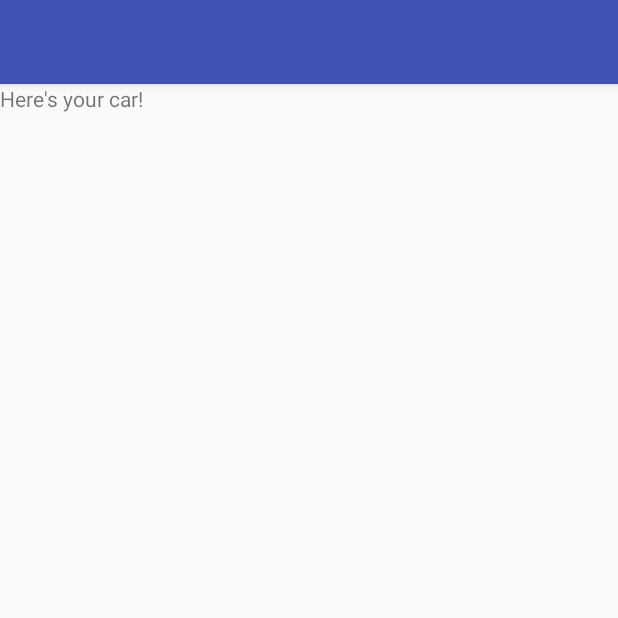
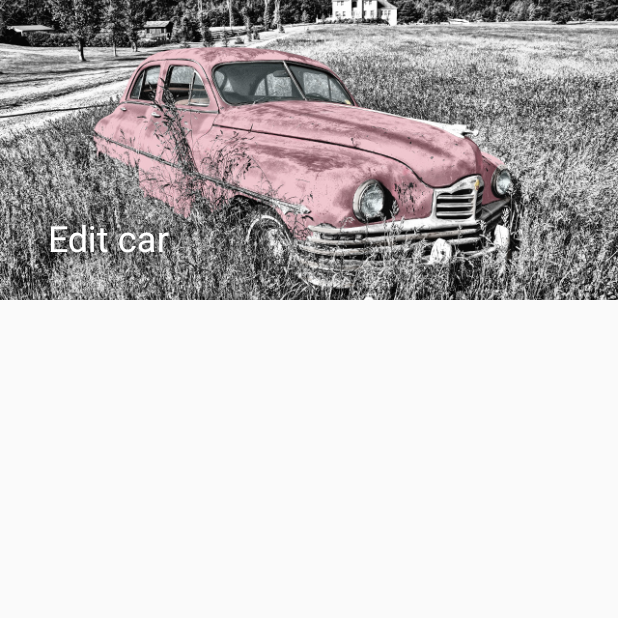
Before and after one commit to lohnn/find-my-car, an Android app: the EditCarActivity screen opened directly, with no data from a screen before it, on a phone screen of 412 x 824 dp, the top half of it. Run offline under Robolectric (Android 15) with nearby library versions, the phone set to English and light mode, and no system bars.

```diff
--- a/mobile/src/main/java/se/designcoach/findmycar/activity/EditCarActivity.kt
+++ b/mobile/src/main/java/se/designcoach/findmycar/activity/EditCarActivity.kt
@@ -2,6 +2,9 @@ package se.designcoach.findmycar.activity
 
 import android.os.Bundle
 import android.support.v7.app.AppCompatActivity
+import android.support.v7.widget.Toolbar
+import android.widget.ImageView
+import com.bumptech.glide.Glide
 import se.designcoach.findmycar.R
 
 /**
@@ -12,5 +15,14 @@ class EditCarActivity : AppCompatActivity() {
     override fun onCreate(savedInstanceState: Bundle?) {
         super.onCreate(savedInstanceState)
         setContentView(R.layout.activity_edit_car)
+
+        //Setup toolbar
+        setSupportActionBar(findViewById(R.id.toolbar) as Toolbar)
+        title = getString(R.string.title_activity_edit_car)
+        val carImageView = findViewById(R.id.imageView) as ImageView
+        Glide.with(applicationContext)
+                .load(R.drawable.oldtimer)
+                .centerCrop()
+                .into(carImageView)
     }
 }
--- a/mobile/src/main/res/layout/activity_edit_car.xml
+++ b/mobile/src/main/res/layout/activity_edit_car.xml
@@ -7,33 +7,48 @@
     <!-- AppBarLayout is a wrapper for a Toolbar in order to apply scrolling effects. -->
     <!-- Note that AppBarLayout expects to be the first child nested within a CoordinatorLayout -->
     <android.support.design.widget.AppBarLayout
-        android:id="@+id/appBar"
         android:layout_width="match_parent"
-        android:layout_height="wrap_content"
-        android:theme="@style/ThemeOverlay.AppCompat.ActionBar">
+        android:layout_height="wrap_content">
 
-        <!-- Toolbar is the actual app bar with text and the action items -->
-        <android.support.v7.widget.Toolbar
-            android:id="@+id/toolbar"
+        <android.support.design.widget.CollapsingToolbarLayout
+            android:id="@+id/carActions_collapsing_toolbar"
             android:layout_width="match_parent"
-            android:layout_height="?attr/actionBarSize"
-            android:background="?attr/colorPrimary"
-            app:layout_scrollFlags="scroll|enterAlways" />
+            android:layout_height="match_parent"
+            app:collapsedTitleTextAppearance="@style/CollapsedAppBar"
+            app:contentScrim="@android:color/holo_purple"
+            app:expandedTitleTextAppearance="@style/ExpandedAppBar"
+            app:layout_scrollFlags="scroll|exitUntilCollapsed">
+
+            <RelativeLayout
+                android:layout_width="match_parent"
+                android:layout_height="200dp"
+                app:layout_collapseMode="parallax"
+                app:layout_collapseParallaxMultiplier="0.7">
+
+                <ImageView
+                    android:id="@+id/imageView"
+                    android:layout_width="match_parent"
+                    android:layout_height="match_parent"
+                    android:layout_gravity="center_horizontal"
+                    android:contentDescription="@string/image_of_car"
+                    android:scaleType="fitStart" />
+            </RelativeLayout>
+
+            <android.support.v7.widget.Toolbar
+                android:id="@+id/toolbar"
+                android:layout_width="match_parent"
+                android:layout_height="?attr/actionBarSize"
+                app:layout_collapseMode="pin">
+
+            </android.support.v7.widget.Toolbar>
+        </android.support.design.widget.CollapsingToolbarLayout>
     </android.support.design.widget.AppBarLayout>
 
     <!-- FrameLayout can be used to insert fragments to display the content of the screen -->
     <!-- `app:layout_behavior` is set to a pre-defined behavior for scrolling -->
-    <FrameLayout
-        android:id="@+id/content"
+    <android.support.v4.widget.NestedScrollView
         android:layout_width="match_parent"
-        android:layout_height="match_parent"
+        android:layout_height="wrap_content"
         app:layout_behavior="@string/appbar_scrolling_view_behavior">
-
-        <TextView
-            android:id="@+id/textView"
-            android:layout_width="match_parent"
-            android:layout_height="75dp"
-            android:layout_gravity="left|top"
-            android:text="Here&apos;s your car!" />
-    </FrameLayout>
+    </android.support.v4.widget.NestedScrollView>
 </android.support.design.widget.CoordinatorLayout>
--- a/mobile/src/main/res/layout/fragment_car_actions.xml
+++ b/mobile/src/main/res/layout/fragment_car_actions.xml
@@ -4,7 +4,6 @@
     android:layout_width="match_parent"
     android:layout_height="match_parent"
     android:background="#66000000"
-    android:clickable="true"
     android:padding="20dp">
 
     <android.support.design.widget.AppBarLayout
@@ -27,6 +26,7 @@
                 app:layout_collapseParallaxMultiplier="0.7">
 
                 <ImageView
+                    android:contentDescription="@string/image_of_car"
                     android:id="@+id/imageView"
                     android:layout_width="match_parent"
                     android:layout_height="match_parent"
@@ -54,8 +54,7 @@
             android:layout_width="match_parent"
             android:layout_height="wrap_content"
             android:background="@android:color/white"
-            android:orientation="vertical"
-            app:layout_behavior="@string/appbar_scrolling_view_behavior">
+            android:orientation="vertical">
 
             <android.support.v7.widget.RecyclerView
                 android:id="@+id/recyclerView"
--- a/mobile/src/main/res/values/strings.xml
+++ b/mobile/src/main/res/values/strings.xml
@@ -6,4 +6,5 @@
     <string name="carActions_find">Find my car</string>
     <string name="placeholder" translatable="false">Placeholder</string>
     <string name="title_activity_edit_car">Edit car</string>
+    <string name="image_of_car">Image of car</string>
 </resources>
```
Also changed, not shown: mobile/build.gradle (+13 -5 lines), mobile/src/main/java/se/designcoach/findmycar/fragment/CarActionsFragment.kt (+33 -4 lines), 1 other file.
